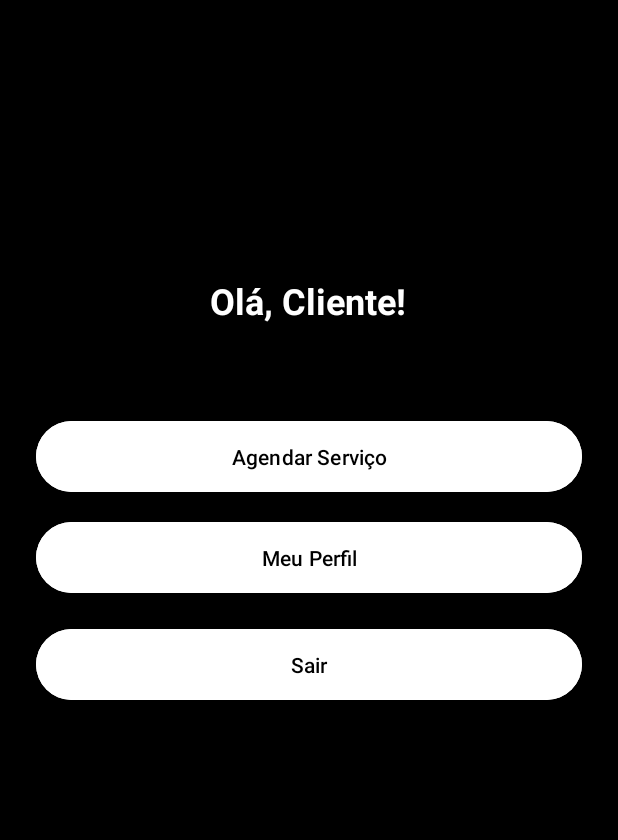
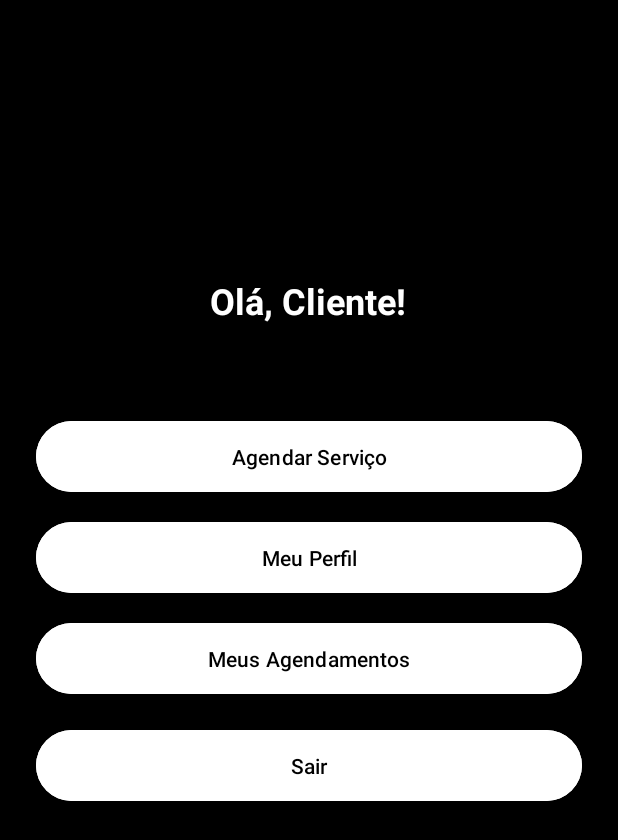
Before and after one commit to EduLascala/Projeto-Final-Cabeleireiro, an Android app: the HomeClientActivity screen opened directly, with no data from a screen before it, on a phone screen of 412 x 824 dp. Shown: the top 840 px of the screen. Run offline under Robolectric (Android 15) with nearby library versions, the phone set to English and light mode, and no system bars.

Commit message:
Prototipo da Lista de agendamentos adicionada

```diff
--- a/app/src/main/AndroidManifest.xml
+++ b/app/src/main/AndroidManifest.xml
@@ -41,6 +41,9 @@
         <!-- Tela Agendar Serviço -->
         <activity android:name=".AgendarServicoActivity" />
 
+        <!-- Tela Lista Agendamentos -->
+        <activity android:name=".ListaAgendamentosActivity" />
+
 
     </application>
 
--- a/app/src/main/java/com/example/projetofinaljoopaulo_clientecabeleireiro/HomeClientActivity.kt
+++ b/app/src/main/java/com/example/projetofinaljoopaulo_clientecabeleireiro/HomeClientActivity.kt
@@ -14,6 +14,8 @@ class HomeClientActivity : AppCompatActivity() {
         val btnAgendar = findViewById<Button>(R.id.btnAgendar)
         val btnPerfil = findViewById<Button>(R.id.btnPerfil)
         val btnSair = findViewById<Button>(R.id.btnSair)
+        val btnMeusAgendamentos = findViewById<Button>(R.id.btnMeusAgendamentos)
+
 
         btnAgendar.setOnClickListener {
             Toast.makeText(this, "Agendamento", Toast.LENGTH_SHORT).show()
@@ -34,6 +36,10 @@ class HomeClientActivity : AppCompatActivity() {
             }
         }
 
+        btnMeusAgendamentos.setOnClickListener {
+            val intent = Intent(this, ListaAgendamentosActivity::class.java)
+            startActivity(intent)
+        }
 
         btnSair.setOnClickListener {
             finishAffinity()
--- a/app/src/main/res/layout/activity_home_client.xml
+++ b/app/src/main/res/layout/activity_home_client.xml
@@ -37,6 +37,20 @@
         app:layout_constraintTop_toBottomOf="@id/tvWelcome" />
 
     <Button
+        android:id="@+id/btnMeusAgendamentos"
+        android:layout_width="0dp"
+        android:layout_height="wrap_content"
+        android:layout_marginTop="12dp"
+        android:backgroundTint="#FFFFFF"
+        android:padding="14dp"
+        android:text="Meus Agendamentos"
+        android:textAllCaps="false"
+        android:textColor="#000000"
+        app:layout_constraintEnd_toEndOf="parent"
+        app:layout_constraintStart_toStartOf="parent"
+        app:layout_constraintTop_toBottomOf="@id/btnPerfil" />
+
+    <Button
         android:id="@+id/btnSair"
         android:layout_width="0dp"
         android:layout_height="wrap_content"
@@ -49,7 +63,7 @@
         app:layout_constraintEnd_toEndOf="parent"
         app:layout_constraintHorizontal_bias="0.0"
         app:layout_constraintStart_toStartOf="parent"
-        app:layout_constraintTop_toBottomOf="@id/btnPerfil" />
+        app:layout_constraintTop_toBottomOf="@id/btnMeusAgendamentos" />
 
     <Button
         android:id="@+id/btnPerfil"
```
Also changed, not shown: app/src/main/java/com/example/projetofinaljoopaulo_clientecabeleireiro/ListaAgendamentosActivity.kt (added, +24 -0 lines), app/src/main/res/layout/activity_lista_agendamentos.xml (added, +25 -0 lines).
